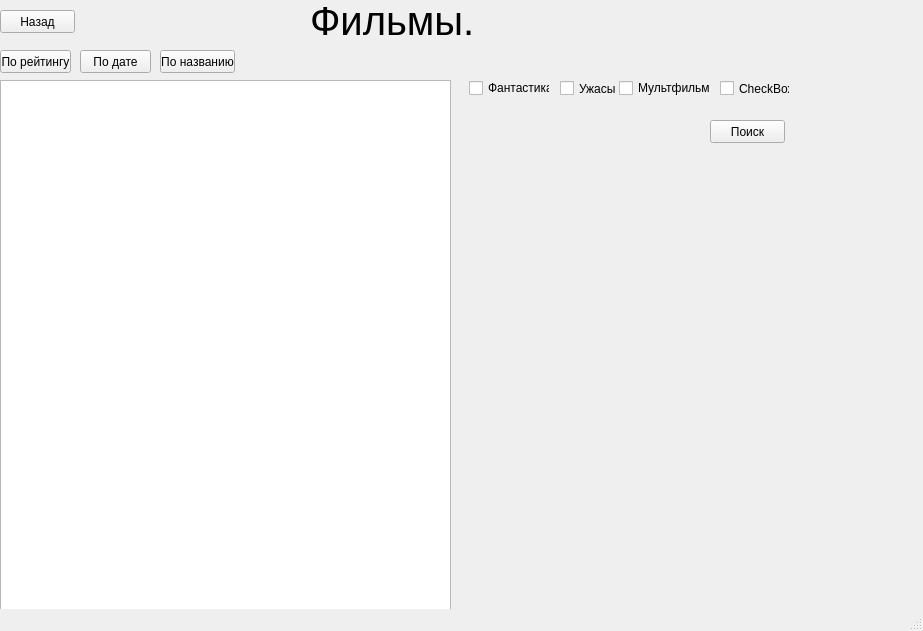
Before: the Qt Designer form film.ui in Zloiben/Application, drawn with Qt 5.
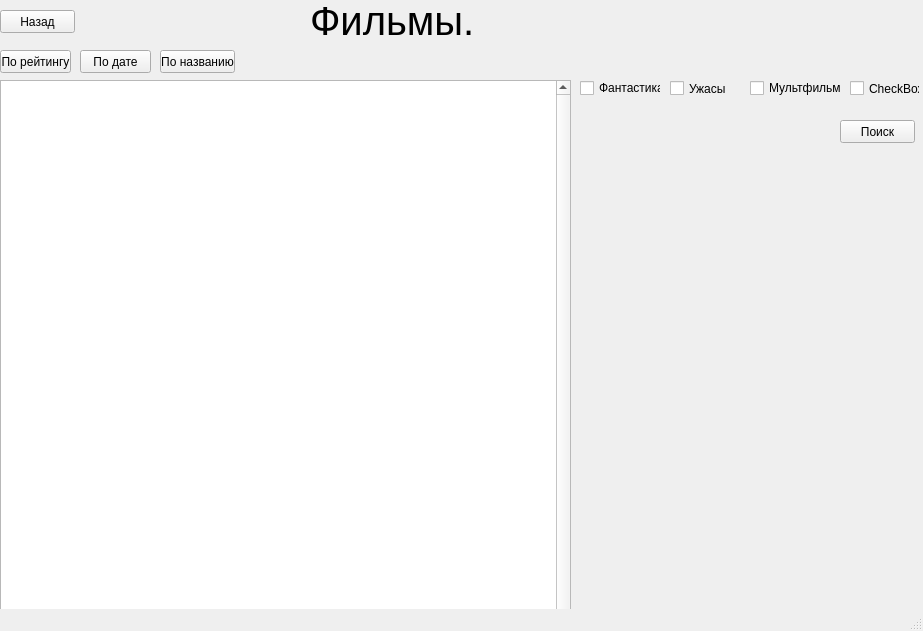
After: the same form once the commit is applied.

What changed in the file:
```diff
--- a/film.ui
+++ b/film.ui
@@ -43,10 +43,22 @@
      <rect>
       <x>0</x>
       <y>80</y>
-      <width>451</width>
+      <width>571</width>
       <height>591</height>
      </rect>
     </property>
+    <property name="verticalScrollBarPolicy">
+     <enum>Qt::ScrollBarAlwaysOn</enum>
+    </property>
+    <property name="horizontalScrollBarPolicy">
+     <enum>Qt::ScrollBarAlwaysOn</enum>
+    </property>
+    <property name="sizeAdjustPolicy">
+     <enum>QAbstractScrollArea::AdjustIgnored</enum>
+    </property>
+    <property name="readOnly">
+     <bool>true</bool>
+    </property>
    </widget>
    <widget class="QPushButton" name="btn_rating_DESC_films">
     <property name="geometry">
@@ -90,7 +102,7 @@
    <widget class="QCheckBox" name="checkBox">
     <property name="geometry">
      <rect>
-      <x>469</x>
+      <x>580</x>
       <y>80</y>
       <width>81</width>
       <height>16</height>
@@ -103,7 +115,7 @@
    <widget class="QCheckBox" name="checkBox_2">
     <property name="geometry">
      <rect>
-      <x>560</x>
+      <x>670</x>
       <y>80</y>
       <width>70</width>
       <height>17</height>
@@ -116,7 +128,7 @@
    <widget class="QCheckBox" name="checkBox_3">
     <property name="geometry">
      <rect>
-      <x>619</x>
+      <x>750</x>
       <y>80</y>
       <width>91</width>
       <height>16</height>
@@ -129,7 +141,7 @@
    <widget class="QCheckBox" name="checkBox_4">
     <property name="geometry">
      <rect>
-      <x>720</x>
+      <x>850</x>
       <y>80</y>
       <width>70</width>
       <height>17</height>
@@ -142,7 +154,7 @@
    <widget class="QPushButton" name="search_btn">
     <property name="geometry">
      <rect>
-      <x>710</x>
+      <x>840</x>
       <y>120</y>
       <width>75</width>
       <height>23</height>
```
